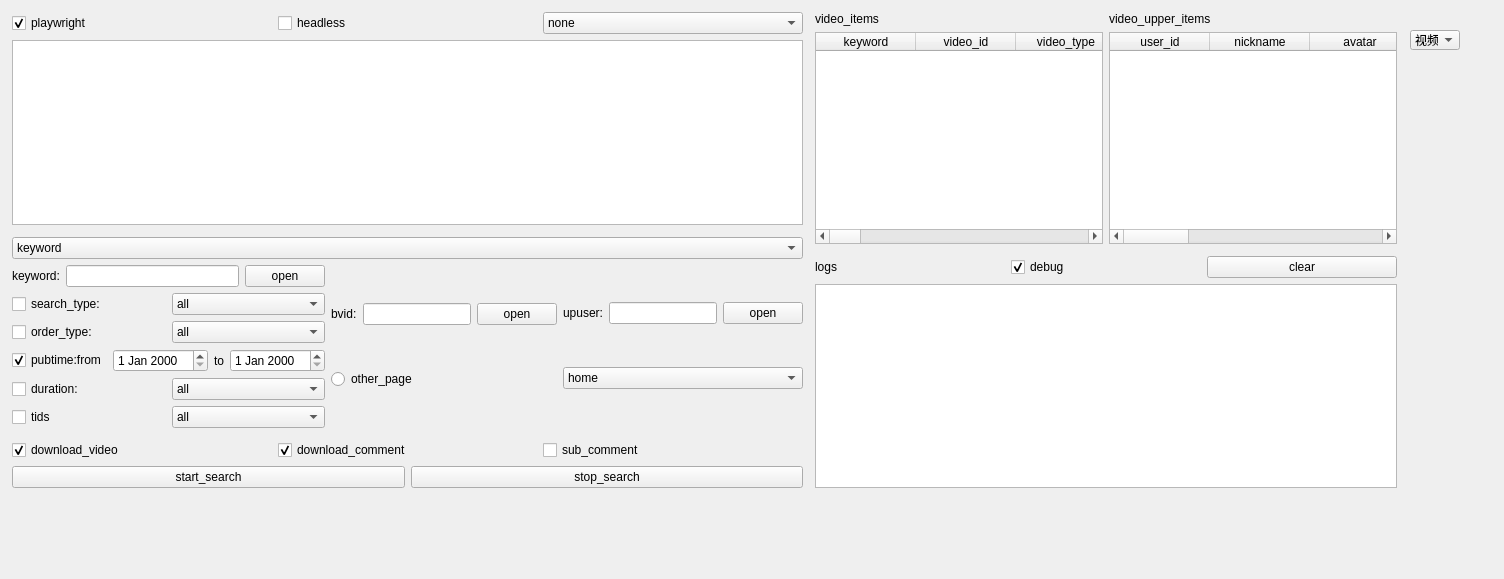
Old version of the form project_all/pro_spider/views/ui/platforms/bilibili/baseui_bilibili.ui in the repository TaurrBen/PyQt.
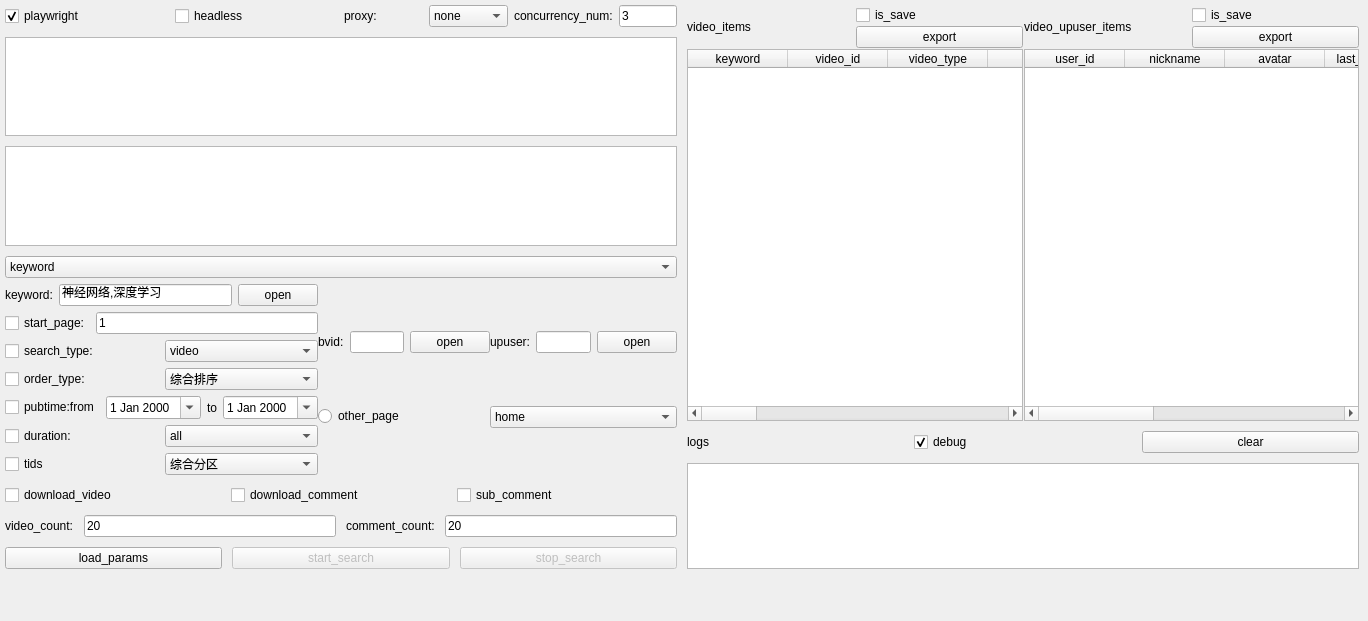
New version of the form.

Patch:
```diff
--- a/project_all/pro_spider/views/ui/platforms/bilibili/baseui_bilibili.ui
+++ b/project_all/pro_spider/views/ui/platforms/bilibili/baseui_bilibili.ui
@@ -1,49 +1,61 @@
 <?xml version="1.0" encoding="UTF-8"?>
 <ui version="4.0">
- <class>base_bilibili</class>
- <widget class="QWidget" name="base_bilibili">
+ <class>baseui_bilibili</class>
+ <widget class="QWidget" name="baseui_bilibili">
   <property name="geometry">
    <rect>
     <x>0</x>
     <y>0</y>
-    <width>1504</width>
-    <height>579</height>
+    <width>1368</width>
+    <height>621</height>
    </rect>
   </property>
   <property name="windowTitle">
-   <string>base_bilibili</string>
+   <string>baseui_bilibili</string>
   </property>
-  <widget class="QComboBox" name="comboBox">
+  <widget class="QWidget" name="widget" native="true">
    <property name="geometry">
     <rect>
-     <x>1410</x>
-     <y>30</y>
-     <width>50</width>
-     <height>20</height>
+     <x>0</x>
+     <y>0</y>
+     <width>1364</width>
+     <height>574</height>
     </rect>
    </property>
-   <item>
-    <property name="text">
-     <string>视频</string>
+   <layout class="QHBoxLayout" name="centralWidget" stretch="1,1">
+    <property name="spacing">
+     <number>10</number>
     </property>
-   </item>
-  </widget>
-  <widget class="QWidget" name="layoutWidget">
-   <property name="geometry">
-    <rect>
-     <x>12</x>
-     <y>12</y>
-     <width>1385</width>
-     <height>476</height>
-    </rect>
-   </property>
-   <layout class="QHBoxLayout" name="horizontalLayout_3">
+    <property name="leftMargin">
+     <number>5</number>
+    </property>
+    <property name="topMargin">
+     <number>5</number>
+    </property>
+    <property name="rightMargin">
+     <number>5</number>
+    </property>
+    <property name="bottomMargin">
+     <number>5</number>
+    </property>
     <item>
-     <layout class="QVBoxLayout" name="verticalLayout_2">
+     <layout class="QVBoxLayout" name="verticalLayout_2" stretch="1,1,12,0,0,0">
+      <property name="spacing">
+       <number>10</number>
+      </property>
       <item>
-       <layout class="QVBoxLayout" name="verticalLayout">
+       <layout class="QVBoxLayout" name="verticalLayout" stretch="0">
+        <property name="spacing">
+         <number>6</number>
+        </property>
         <item>
-         <layout class="QHBoxLayout" name="horizontalLayout_initail_setting">
+         <layout class="QHBoxLayout" name="horizontalLayout_initail_setting" stretch="1,1,1,1">
+          <property name="spacing">
+           <number>6</number>
+          </property>
+          <property name="sizeConstraint">
+           <enum>QLayout::SetDefaultConstraint</enum>
+          </property>
           <item>
            <widget class="QCheckBox" name="checkBox_is_playwright">
             <property name="text">
@@ -59,41 +71,82 @@
             <property name="text">
              <string>headless</string>
             </property>
+            <property name="checked">
+             <bool>false</bool>
+            </property>
            </widget>
           </item>
           <item>
-           <widget class="QComboBox" name="comboBox_proxy_type">
+           <layout class="QHBoxLayout" name="horizontalLayout_proxy_type" stretch="0,0">
+            <property name="spacing">
+             <number>6</number>
+            </property>
+            <property name="leftMargin">
+             <number>0</number>
+            </property>
             <item>
-             <property name="text">
-              <string>none</string>
-             </property>
+             <widget class="QLabel" name="label_proxy_type">
+              <property name="text">
+               <string>proxy:</string>
+              </property>
+             </widget>
             </item>
             <item>
-             <property name="text">
-              <string>kuaidaili</string>
-             </property>
+             <widget class="QComboBox" name="comboBox_proxy_type">
+              <item>
+               <property name="text">
+                <string>none</string>
+               </property>
+              </item>
+              <item>
+               <property name="text">
+                <string>kuaidaili</string>
+               </property>
+              </item>
+             </widget>
             </item>
-           </widget>
+           </layout>
+          </item>
+          <item>
+           <layout class="QHBoxLayout" name="horizontalLayout_8">
+            <item>
+             <widget class="QLabel" name="label_concurrency_num">
+              <property name="text">
+               <string>concurrency_num:</string>
+              </property>
+             </widget>
+            </item>
+            <item>
+             <widget class="QLineEdit" name="lineEdit_concurrency_num">
+              <property name="text">
+               <string>3</string>
+              </property>
+             </widget>
+            </item>
+           </layout>
           </item>
          </layout>
         </item>
+       </layout>
+      </item>
+      <item>
+       <layout class="QVBoxLayout" name="verticalLayout_7">
         <item>
          <widget class="QTextBrowser" name="textBrowser_context"/>
         </item>
+        <item>
+         <widget class="QTextBrowser" name="textBrowser_cookies"/>
+        </item>
        </layout>
       </item>
       <item>
-       <widget class="QFrame" name="frame_line1">
-        <property name="frameShape">
-         <enum>QFrame::StyledPanel</enum>
+       <layout class="QVBoxLayout" name="verticalLayout_type" stretch="0,0">
+        <property name="spacing">
+         <number>6</number>
         </property>
-        <property name="frameShadow">
-         <enum>QFrame::Raised</enum>
+        <property name="sizeConstraint">
+         <enum>QLayout::SetDefaultConstraint</enum>
         </property>
-       </widget>
-      </item>
-      <item>
-       <layout class="QVBoxLayout" name="verticalLayout_type">
         <item>
          <widget class="QComboBox" name="comboBox_type">
           <item>
@@ -115,8 +168,14 @@
         </item>
         <item>
          <layout class="QHBoxLayout" name="horizontalLayout_type">
+          <property name="spacing">
+           <number>0</number>
+          </property>
           <item>
-           <layout class="QVBoxLayout" name="verticalLayout_keyword">
+           <layout class="QVBoxLayout" name="verticalLayout_keyword" stretch="0,0,0,0,0,0,0">
+            <property name="spacing">
+             <number>6</number>
+            </property>
             <item>
              <layout class="QHBoxLayout" name="horizontalLayout_keyword">
               <item>
@@ -127,7 +186,11 @@
                </widget>
               </item>
               <item>
-               <widget class="QLineEdit" name="lineEdit_keyword"/>
+               <widget class="QLineEdit" name="lineEdit_keyword">
+                <property name="text">
+                 <string>神经网络,深度学习</string>
+                </property>
+               </widget>
               </item>
               <item>
                <widget class="QPushButton" name="pushButton_keyword">
@@ -138,10 +201,28 @@
               </item>
              </layout>
             </item>
+            <item>
+             <layout class="QHBoxLayout" name="horizontalLayout_4">
+              <item>
+               <widget class="QCheckBox" name="checkBox_start_page">
+                <property name="text">
+                 <string>start_page:</string>
+                </property>
+               </widget>
+              </item>
+              <item>
+               <widget class="QLineEdit" name="lineEdit_start_page">
+                <property name="text">
+                 <string>1</string>
+                </property>
+               </widget>
+              </item>
+             </layout>
+            </item>
             <item>
              <layout class="QHBoxLayout" name="horizontalLayout_search_type">
               <item>
-               <widget class="QCheckBox" name="checkBox_8">
+               <widget class="QCheckBox" name="checkBox_search_type">
                 <property name="text">
                  <string>search_type:</string>
                 </property>
@@ -149,11 +230,6 @@
               </item>
               <item>
                <widget class="QComboBox" name="comboBox_search_type">
-                <item>
-                 <property name="text">
-                  <string>all</string>
-                 </property>
-                </item>
                 <item>
                  <property name="text">
                   <string>video</string>
@@ -161,12 +237,12 @@
                 </item>
                 <item>
                  <property name="text">
-                  <string>bangumi</string>
+                  <string>media_bangumi</string>
                  </property>
                 </item>
                 <item>
                  <property name="text">
-                  <string>pgc</string>
+                  <string>media_ft</string>
                  </property>
                 </item>
                 <item>
@@ -181,7 +257,7 @@
                 </item>
                 <item>
                  <property name="text">
-                  <string>upuser</string>
+                  <string>bili_user</string>
                  </property>
                 </item>
                </widget>
@@ -191,7 +267,7 @@
             <item>
              <layout class="QHBoxLayout" name="horizontalLayout_order_type">
               <item>
-               <widget class="QCheckBox" name="checkBox_7">
+               <widget class="QCheckBox" name="checkBox_order_type">
                 <property name="text">
                  <string>order_type:</string>
                 </property>
@@ -201,27 +277,27 @@
                <widget class="QComboBox" name="comboBox_order_type">
                 <item>
                  <property name="text">
-                  <string>all</string>
+                  <string>综合排序</string>
                  </property>
                 </item>
                 <item>
                  <property name="text">
-                  <string>click</string>
+                  <string>最多播放</string>
                  </property>
                 </item>
                 <item>
                  <property name="text">
-                  <string>pubdate</string>
+                  <string>最新发布</string>
                  </property>
                 </item>
                 <item>
                  <property name="text">
-                  <string>dm</string>
+                  <string>最多弹幕</string>
                  </property>
                 </item>
                 <item>
                  <property name="text">
-                  <string>stow</string>
+                  <string>最多收藏</string>
                  </property>
                 </item>
                </widget>
@@ -231,17 +307,21 @@
             <item>
              <layout class="QHBoxLayout" name="horizontalLayout_pubtime">
               <item>
-               <widget class="QCheckBox" name="checkBox">
+               <widget class="QCheckBox" name="checkBox_pubtime">
                 <property name="text">
                  <string>pubtime:from</string>
                 </property>
                 <property name="checked">
-                 <bool>true</bool>
+                 <bool>false</bool>
                 </property>
                </widget>
               </item>
               <item>
-               <widget class="QDateEdit" name="dateEdit_pubtime_begin_s"/>
+               <widget class="QDateEdit" name="dateEdit_pubtime_begin_s">
+                <property name="calendarPopup">
+                 <bool>true</bool>
+                </property>
+               </widget>
               </item>
               <item>
                <widget class="QLabel" name="label_pubtime">
@@ -251,14 +331,18 @@
                </widget>
               </item>
               <item>
-               <widget class="QDateEdit" name="dateEdit_pubtime_end_s"/>
+               <widget class="QDateEdit" name="dateEdit_pubtime_end_s">
+                <property name="calendarPopup">
+                 <bool>true</bool>
+                </property>
+               </widget>
               </item>
              </layout>
             </item>
             <item>
              <layout class="QHBoxLayout" name="horizontalLayout_duration">
               <item>
-               <widget class="QCheckBox" name="checkBox_2">
+               <widget class="QCheckBox" name="checkBox_duration">
                 <property name="text">
                  <string>duration:</string>
                 </property>
@@ -298,7 +382,7 @@
             <item>
              <layout class="QHBoxLayout" name="horizontalLayout_tids">
               <item>
-               <widget class="QCheckBox" name="checkBox_3">
+               <widget class="QCheckBox" name="checkBox_tids">
                 <property name="text">
                  <string>tids</string>
                 </property>
@@ -308,7 +392,112 @@
                <widget class="QComboBox" name="comboBox_tids">
                 <item>
                  <property name="text">
-                  <string>all</string>
+                  <string>综合分区</string>
+                 </property>
+                </item>
+                <item>
+                 <property name="text">
+                  <string>动画</string>
+                 </property>
+                </item>
+                <item>
+                 <property name="text">
+                  <string>番剧</string>
+                 </property>
+                </item>
+                <item>
+                 <property name="text">
+                  <string>国创</string>
+                 </property>
+                </item>
+                <item>
+                 <property name="text">
+                  <string>音乐</string>
+                 </property>
+                </item>
+                <item>
+                 <property name="text">
+                  <string>舞蹈</string>
+                 </property>
+                </item>
+                <item>
+                 <property name="text">
+                  <string>游戏</string>
+                 </property>
+                </item>
+                <item>
+                 <property name="text">
+                  <string>知识</string>
+                 </property>
+                </item>
+                <item>
+                 <property name="text">
+                  <string>科技</string>
+                 </property>
+                </item>
+                <item>
+                 <property name="text">
+                  <string>运动</string>
+                 </property>
+                </item>
+                <item>
+                 <property name="text">
+                  <string>汽车</string>
+                 </property>
+                </item>
+                <item>
+                 <property name="text">
+                  <string>生活</string>
+                 </property>
+                </item>
+                <item>
+                 <property name="text">
+                  <string>美食</string>
+                 </property>
+                </item>
+                <item>
+                 <property name="text">
+                  <string>动物圈</string>
+                 </property>
+                </item>
+                <item>
+                 <property name="text">
+                  <string>鬼畜</string>
+                 </property>
+                </item>
+                <item>
+                 <property name="text">
+                  <string>时尚</string>
+                 </property>
+                </item>
+                <item>
+                 <property name="text">
+                  <string>咨询</string>
+                 </property>
+                </item>
+                <item>
+                 <property name="text">
+                  <string>娱乐</string>
+                 </property>
+                </item>
+                <item>
+                 <property name="text">
+                  <string>影视</string>
+                 </property>
+                </item>
+                <item>
+                 <property name="text">
+                  <string>纪录片</string>
+                 </property>
+                </item>
+                <item>
+                 <property name="text">
+                  <string>电影</string>
+                 </property>
+                </item>
+                <item>
+                 <property name="text">
+                  <string>电视剧</string>
                  </property>
                 </item>
                </widget>
@@ -318,7 +507,10 @@
            </layout>
           </item>
           <item>
-           <layout class="QVBoxLayout" name="verticalLayout_bvid">
+           <layout class="QVBoxLayout" name="verticalLayout_bvid" stretch="0,0">
+            <property name="spacing">
+             <number>6</number>
+            </property>
             <item>
              <layout class="QHBoxLayout" name="horizontalLayout_bvid">
               <item>
@@ -350,7 +542,10 @@
            </layout>
           </item>
           <item>
-           <layout class="QVBoxLayout" name="verticalLayout_upuser">
+           <layout class="QVBoxLayout" name="verticalLayout_upuser" stretch="0,0">
+            <property name="spacing">
+             <number>6</number>
+            </property>
             <item>
              <layout class="QHBoxLayout" name="horizontalLayout_upuser">
               <item>
@@ -407,26 +602,22 @@
         </item>
        </layout>
       </item>
-      <item>
-       <widget class="QFrame" name="frame_line4">
-        <property name="frameShape">
-         <enum>QFrame::StyledPanel</enum>
-        </property>
-        <property name="frameShadow">
-         <enum>QFrame::Raised</enum>
-        </property>
-       </widget>
-      </item>
       <item>
        <layout class="QHBoxLayout" name="horizontalLayout_download_video_comment">
+        <property name="spacing">
+         <number>6</number>
+        </property>
         <item>
          <widget class="QCheckBox" name="checkBox_download_video">
           <property name="text">
            <string>download_video</string>
           </property>
-          <property name="checked">
+          <property name="checkable">
            <bool>true</bool>
           </property>
+          <property name="checked">
+           <bool>false</bool>
+          </property>
          </widget>
         </item>
         <item>
@@ -434,9 +625,12 @@
           <property name="text">
            <string>download_comment</string>
           </property>
-          <property name="checked">
+          <property name="checkable">
            <bool>true</bool>
           </property>
+          <property name="checked">
+           <bool>false</bool>
+          </property>
          </widget>
         </item>
         <item>
@@ -448,20 +642,85 @@
         </item>
        </layout>
       </item>
+      <item>
+       <layout class="QHBoxLayout" name="horizontalLayout_7">
+        <item>
+         <layout class="QHBoxLayout" name="horizontalLayout">
+          <item>
+           <widget class="QLabel" name="label_video_count">
+            <property name="text">
+             <string>video_count:</string>
+            </property>
+           </widget>
+          </item>
+          <item>
+           <widget class="QLineEdit" name="lineEdit_video_count">
+            <property name="text">
+             <string>20</string>
+            </property>
+           </widget>
+          </item>
+         </layout>
+        </item>
+        <item>
+         <layout class="QHBoxLayout" name="horizontalLayout_6">
+          <item>
+           <widget class="QLabel" name="label_comment_count">
+            <property name="text">
+             <string>comment_count:</string>
+            </property>
+           </widget>
+          </item>
+          <item>
+           <widget class="QLineEdit" name="lineEdit_conment_count">
+            <property name="text">
+             <string>20</string>
+            </property>
+           </widget>
+          </item>
+         </layout>
+        </item>
+       </layout>
+      </item>
       <item>
        <layout class="QHBoxLayout" name="horizontalLayout_start_stop">
+        <item>
+         <widget class="QPushButton" name="pushButton_load_params">
+          <property name="text">
+           <string>load_params</string>
+          </property>
+         </widget>
+        </item>
         <item>
          <widget class="QPushButton" name="pushButton_start_search">
+          <property name="enabled">
+           <bool>false</bool>
+          </property>
           <property name="text">
            <string>start_search</string>
           </property>
+          <property name="checkable">
+           <bool>false</bool>
+          </property>
+          <property name="checked">
+           <bool>false</bool>
+          </property>
          </widget>
         </item>
         <item>
          <widget class="QPushButton" name="pushButton_stop_search">
+          <property name="enabled">
+           <bool>false</bool>
+          </property>
           <property name="text">
            <string>stop_search</string>
           </property>
+          <property name="checkable">
+           <bool>false</bool>
+          </property>
+          <property name="checked">
+           <bool>false</bool>
+          </property>
          </widget>
         </item>
        </layout>
@@ -469,27 +728,45 @@
      </layout>
     </item>
     <item>
-     <widget class="QFrame" name="frame_line3">
-      <property name="frameShape">
-       <enum>QFrame::StyledPanel</enum>
+     <layout class="QVBoxLayout" name="verticalLayout_5" stretch="3,1">
+      <property name="spacing">
+       <number>10</number>
       </property>
-      <property name="frameShadow">
-       <enum>QFrame::Raised</enum>
-      </property>
-     </widget>
-    </item>
-    <item>
-     <layout class="QVBoxLayout" name="verticalLayout_5">
       <item>
-       <layout class="QHBoxLayout" name="horizontalLayout_2">
+       <layout class="QHBoxLayout" name="horizontalLayout_2" stretch="0,0">
+        <property name="spacing">
+         <number>1</number>
+        </property>
         <item>
          <layout class="QVBoxLayout" name="verticalLayout__video_items">
           <item>
-           <widget class="QLabel" name="label_video_items">
-            <property name="text">
-             <string>video_items</string>
-            </property>
-           </widget>
+           <layout class="QHBoxLayout" name="horizontalLayout_3">
+            <item>
+             <widget class="QLabel" name="label_video_items">
+              <property name="text">
+               <string>video_items</string>
+              </property>
+             </widget>
+            </item>
+            <item>
+             <layout class="QVBoxLayout" name="verticalLayout_4">
+              <item>
+               <widget class="QCheckBox" name="checkBox_video_items_is_save">
+                <property name="text">
+                 <string>is_save</string>
+                </property>
+               </widget>
+              </item>
+              <item>
+               <widget class="QPushButton" name="pushButton_video_items_export">
+                <property name="text">
+                 <string>export</string>
+                </property>
+               </widget>
+              </item>
+             </layout>
+            </item>
+           </layout>
           </item>
           <item>
            <widget class="QTableWidget" name="tableWidget_video_items">
@@ -583,16 +860,38 @@
          </layout>
         </item>
         <item>
-         <layout class="QVBoxLayout" name="verticalLayout_4">
+         <layout class="QVBoxLayout" name="verticalLayout_upper_items">
           <item>
-           <widget class="QLabel" name="label_video_upper_items">
-            <property name="text">
-             <string>video_upper_items</string>
-            </property>
-           </widget>
+           <layout class="QHBoxLayout" name="horizontalLayout_5">
+            <item>
+             <widget class="QLabel" name="label_video_upuser_items">
+              <property name="text">
+               <string>video_upuser_items</string>
+              </property>
+             </widget>
+            </item>
+            <item>
+             <layout class="QVBoxLayout" name="verticalLayout_6">
+              <item>
+               <widget class="QCheckBox" name="checkBox_video_upuser_items_is_save">
+                <property name="text">
+                 <string>is_save</string>
+                </property>
+               </widget>
+              </item>
+              <item>
+               <widget class="QPushButton" name="pushButton_video_upuser_items_export">
+                <property name="text">
+                 <string>export</string>
+                </property>
+               </widget>
+              </item>
+             </layout>
+            </item>
+           </layout>
           </item>
           <item>
-           <widget class="QTableWidget" name="tableWidget_2">
+           <widget class="QTableWidget" name="tableWidget_upuser_items">
             <column>
              <property name="text">
               <string>user_id</string>
@@ -639,16 +938,6 @@
         </item>
        </layout>
       </item>
-      <item>
-       <widget class="QFrame" name="frame_line2">
-        <property name="frameShape">
-         <enum>QFrame::StyledPanel</enum>
-        </property>
-        <property name="frameShadow">
-         <enum>QFrame::Raised</enum>
-        </property>
-       </widget>
-      </item>
       <item>
        <layout class="QVBoxLayout" name="verticalLayout_3">
         <item>
```
